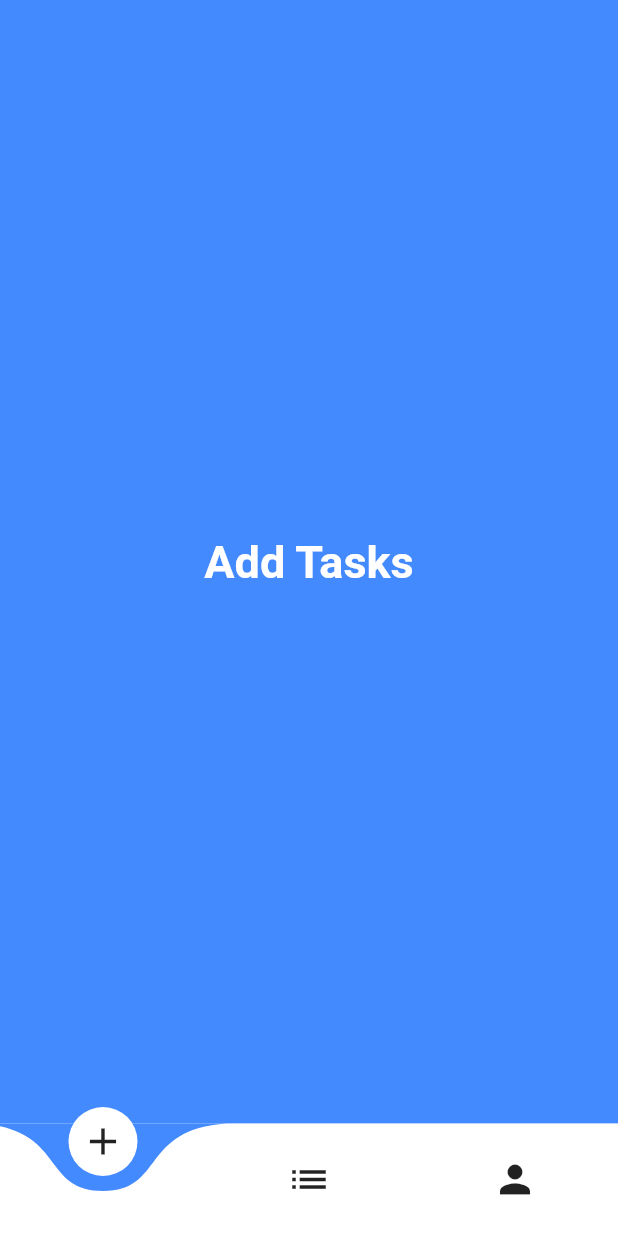
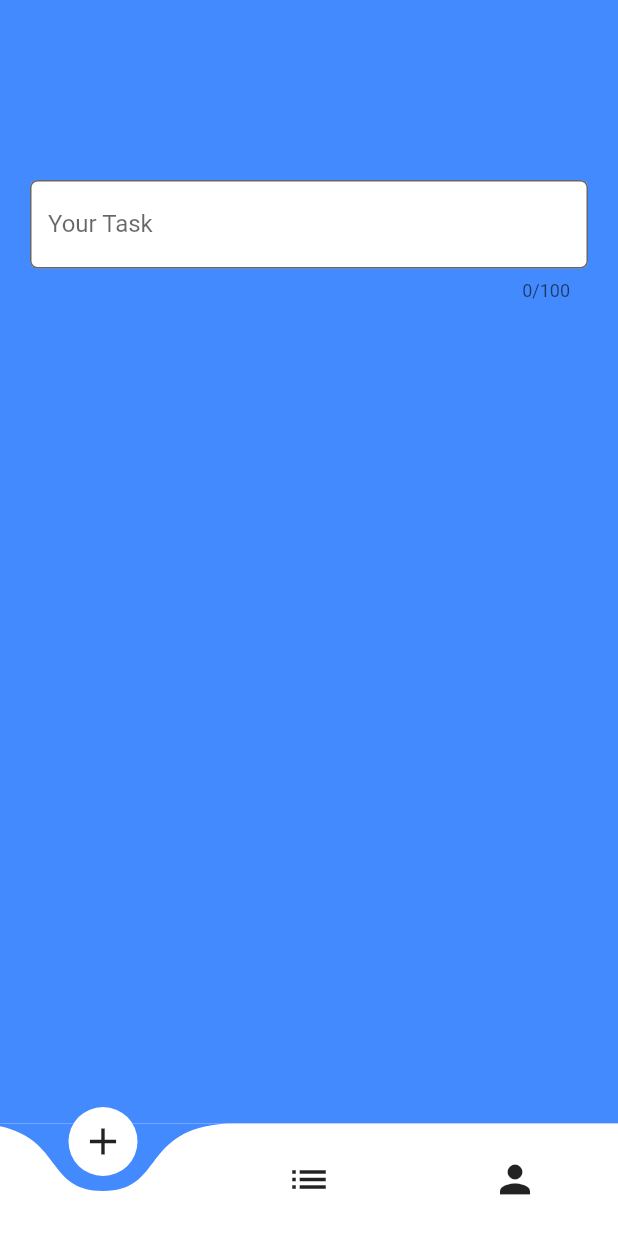
Before and after one commit to pshaddel/Schleife, a Flutter app: the screen it shows after launch, on a phone screen of 412 x 824 dp. Run offline on Flutter 3.47's test engine with Material 2 defaults, Android fonts, the phone set to English and light mode, and no system bars; drawn by our look-alikes of curved_navigation_bar; our stand-ins replace progress_state_button; missing offline and left inert: dart:ffi.

Commit message:
feat: :sparkles: add task input

```diff
--- a/lib/navbar.dart
+++ b/lib/navbar.dart
@@ -1,5 +1,6 @@
 import 'package:flutter/material.dart';
 import 'package:curved_navigation_bar/curved_navigation_bar.dart';
+import 'package:world/pages/addTask/addTask.dart';
 import './pages/taskList/taskList.dart';
 
 class BottomNavbar extends StatefulWidget {
@@ -17,11 +18,7 @@ class _BottomNavbarState extends State<BottomNavbar> {
       color: Colors.white,
       backgroundColor: Colors.blueAccent);
   static const List<Widget> _widgetOptions = <Widget>[
-    Center(
-        child: Text(
-      'Add Tasks',
-      style: optionStyle,
-    )),
+    AddTask(),
     TaskList(),
     Center(
         child: Text(
--- /dev/null
+++ b/lib/pages/addTask/addTask.dart
@@ -0,0 +1,82 @@
+import 'package:flutter/material.dart';
+
+class AddTask extends StatefulWidget {
+  const AddTask({Key? key}) : super(key: key);
+
+  @override
+  State<AddTask> createState() => _AddTaskState();
+}
+
+class _AddTaskState extends State<AddTask> {
+  // int _selectedIndex = 0;
+  // static const TextStyle optionStyle = TextStyle(
+  //     fontSize: 30,
+  //     fontWeight: FontWeight.bold,
+  //     color: Colors.white,
+  //     backgroundColor: Colors.blueAccent);
+
+  // void _onItemTapped(int index) {
+  //   setState(() {
+  //     _selectedIndex = index;
+  //   });
+  // }
+
+  // final tasks = <Widget>[
+  //   Task(),
+  //   SizedBox(height: 5),
+  //   Task(),
+  //   SizedBox(height: 5),
+  //   Task(),
+  //   SizedBox(height: 5),
+  //   Task(),
+  //   SizedBox(height: 5),
+  //   Task()
+  // ];;
+  // }
+
+  late TextEditingController _controller;
+
+  @override
+  void initState() {
+    _controller = TextEditingController();
+    super.initState();
+  }
+
+  @override
+  void dispose() {
+    _controller.dispose();
+    super.dispose();
+  }
+
+  @override
+  Widget build(BuildContext context) {
+    return ListView(
+      addAutomaticKeepAlives: true,
+      padding: const EdgeInsets.fromLTRB(20, 120, 20, 20),
+      children: [
+        TextField(
+            controller: _controller,
+            autofocus: false,
+            // style: TextStyle(color: Colors.white),
+            obscureText: false,
+            maxLength: 100,
+            decoration: InputDecoration(
+              fillColor: Colors.white,
+              focusColor: Colors.amber,
+              prefixIconColor: Colors.amber,
+              hintText: 'Reading a Book',
+              border: OutlineInputBorder(
+                borderSide: const BorderSide(color: Colors.white10, width: 1.0),
+                borderRadius: BorderRadius.circular(5.0),
+              ),
+              focusedBorder: OutlineInputBorder(
+                borderSide: const BorderSide(color: Colors.white, width: 2.0),
+                borderRadius: BorderRadius.circular(5.0),
+              ),
+              filled: true,
+              labelText: 'Your Task',
+            )),
+      ],
+    );
+  }
+}
```
